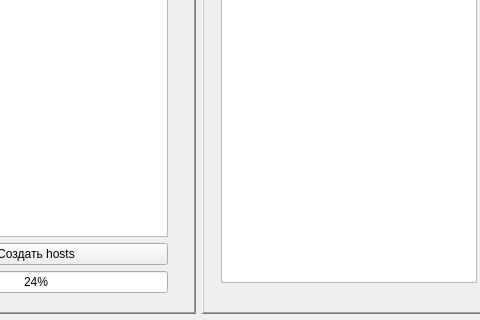
Qt form mainwindow.ui (ArtNazarov/OneClickHostManager) before a commit; both pictures show x 332 to 812 and y 198 to 518 of the 812 by 518 pixel window.
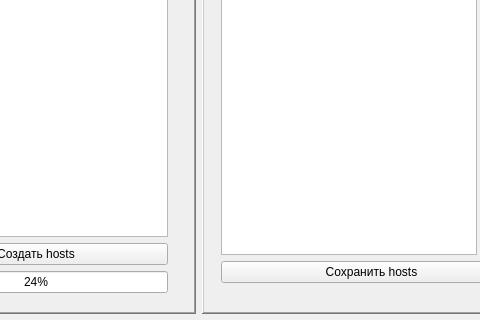
The same form after that commit.

Commit message: Saving to hosts file in app directory

```diff
--- a/mainwindow.ui
+++ b/mainwindow.ui
@@ -205,6 +205,13 @@
            </property>
           </widget>
          </item>
+         <item>
+          <widget class="QPushButton" name="btnSaveHostsFile">
+           <property name="text">
+            <string>Сохранить hosts</string>
+           </property>
+          </widget>
+         </item>
         </layout>
        </widget>
       </widget>
```
The commit also changes 3 other files.
